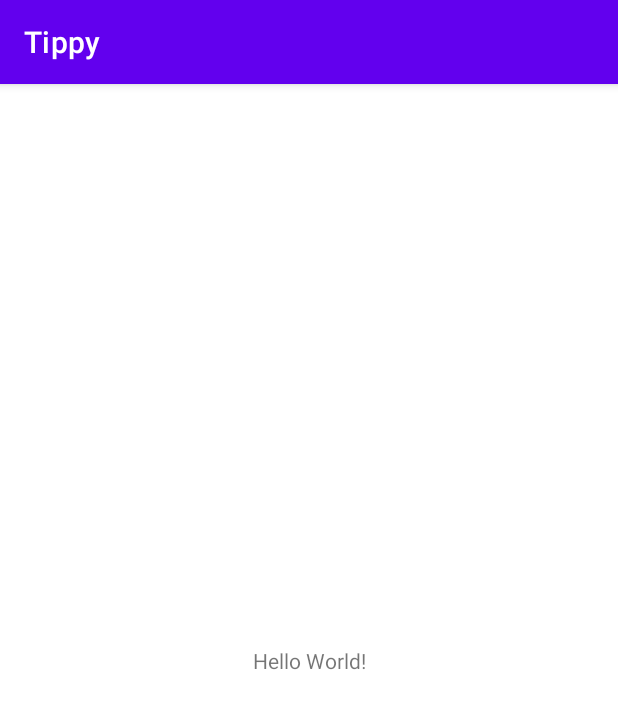
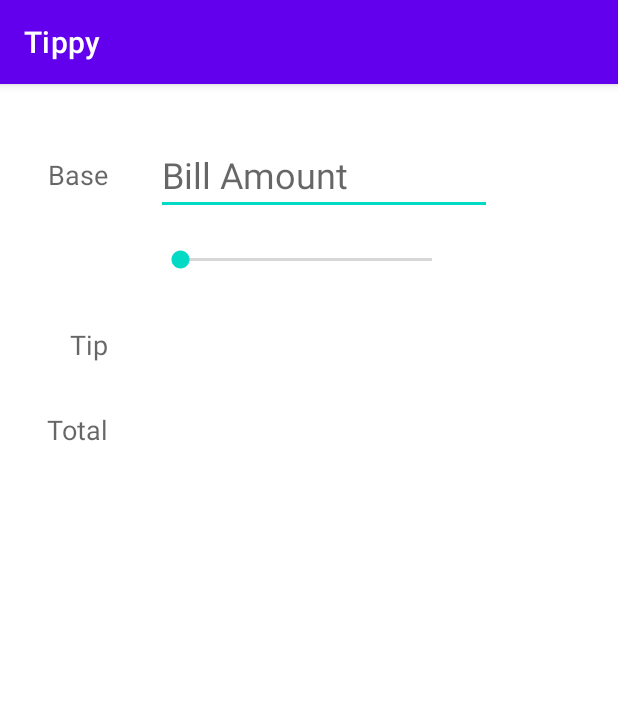
Before and after one commit to Teresiah6/Tippy, an Android app: the screen it shows after launch (MainActivity), on a phone screen of 412 x 824 dp. Shown: the top 709 px of the screen. Run offline under Robolectric (Android 15) with nearby library versions, the phone set to English and light mode, and no system bars.

Commit message:
UI changes

```diff
--- a/app/src/main/res/layout/activity_main.xml
+++ b/app/src/main/res/layout/activity_main.xml
@@ -6,13 +6,89 @@
     android:layout_height="match_parent"
     tools:context=".MainActivity">
 
+    <!---Left side views-->
     <TextView
+        android:id="@+id/tvBaseLabel"
         android:layout_width="wrap_content"
         android:layout_height="wrap_content"
-        android:text="Hello World!"
-        app:layout_constraintBottom_toBottomOf="parent"
-        app:layout_constraintEnd_toEndOf="parent"
+        android:layout_marginStart="32dp"
+        android:layout_marginTop="48dp"
+        android:text="Base"
+        android:textAppearance="@style/TextAppearance.AppCompat.Medium"
         app:layout_constraintStart_toStartOf="parent"
         app:layout_constraintTop_toTopOf="parent" />
 
+    <TextView
+        android:id="@+id/tvTipPercentLabel"
+        android:layout_width="wrap_content"
+        android:layout_height="wrap_content"
+        android:layout_marginTop="32dp"
+        android:textAppearance="@style/TextAppearance.AppCompat.Medium"
+        android:textStyle="bold"
+        app:layout_constraintEnd_toEndOf="@+id/tvBaseLabel"
+        app:layout_constraintTop_toBottomOf="@+id/tvBaseLabel"
+        tools:text="24%" />
+
+    <TextView
+        android:id="@+id/tvTipLabel"
+        android:layout_width="wrap_content"
+        android:layout_height="wrap_content"
+        android:layout_marginTop="32dp"
+        android:text="Tip"
+        android:textAppearance="@style/TextAppearance.AppCompat.Medium"
+        app:layout_constraintEnd_toEndOf="@+id/tvTipPercentLabel"
+        app:layout_constraintTop_toBottomOf="@+id/tvTipPercentLabel" />
+
+    <TextView
+        android:id="@+id/tvTotalLabel"
+        android:layout_width="wrap_content"
+        android:layout_height="wrap_content"
+        android:layout_marginTop="32dp"
+        android:text="Total"
+        android:textAppearance="@style/TextAppearance.AppCompat.Medium"
+        app:layout_constraintEnd_toEndOf="@+id/tvTipLabel"
+        app:layout_constraintTop_toBottomOf="@+id/tvTipLabel" />
+
+    <!---Right side views-->
+    <EditText
+        android:id="@+id/etBaseAmount"
+        android:layout_width="wrap_content"
+        android:layout_height="wrap_content"
+        android:layout_marginStart="32dp"
+        android:ems="8"
+        android:hint="Bill Amount"
+        android:inputType="numberDecimal"
+        android:textSize="24sp"
+        app:layout_constraintStart_toEndOf="@+id/tvBaseLabel"
+        app:layout_constraintTop_toTopOf="@id/tvBaseLabel"
+        app:layout_constraintBottom_toBottomOf="@id/tvBaseLabel"/>
+
+    <SeekBar
+        android:id="@+id/seekBarTip"
+        android:layout_width="200dp"
+        android:layout_height="wrap_content"
+        android:max="30"
+        app:layout_constraintBottom_toBottomOf="@+id/tvTipPercentLabel"
+        app:layout_constraintStart_toStartOf="@+id/etBaseAmount"
+        app:layout_constraintTop_toTopOf="@+id/tvTipPercentLabel" />
+
+    <TextView
+        android:id="@+id/tvTipAmount"
+        android:layout_width="wrap_content"
+        android:layout_height="wrap_content"
+        android:textAppearance="@style/TextAppearance.AppCompat.Large"
+        app:layout_constraintBottom_toBottomOf="@+id/tvTipLabel"
+        app:layout_constraintStart_toStartOf="@+id/seekBarTip"
+        app:layout_constraintTop_toTopOf="@+id/tvTipLabel"
+        tools:text="19.96" />
+
+    <TextView
+        android:id="@+id/tvTotalAmount"
+        android:layout_width="wrap_content"
+        android:layout_height="wrap_content"
+        android:textAppearance="@style/TextAppearance.AppCompat.Large"
+        app:layout_constraintBottom_toBottomOf="@+id/tvTotalLabel"
+        app:layout_constraintStart_toStartOf="@+id/tvTipAmount"
+        app:layout_constraintTop_toTopOf="@+id/tvTotalLabel"
+        tools:text="103.11" />
 </androidx.constraintlayout.widget.ConstraintLayout>
```
